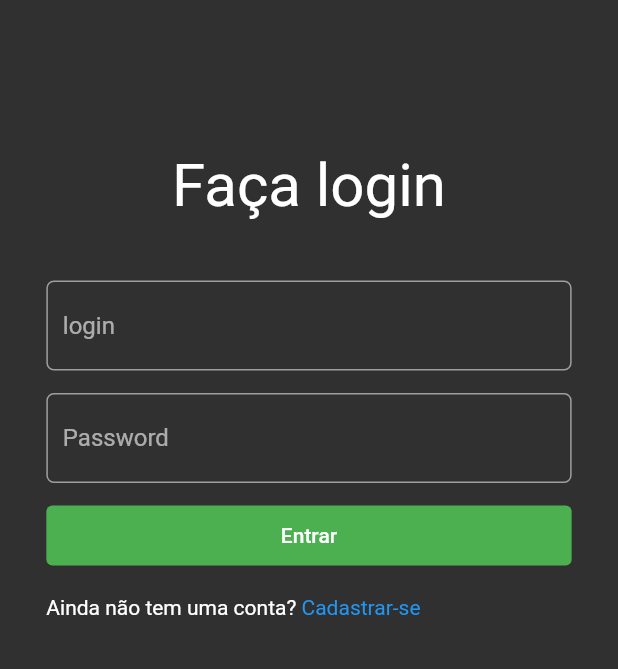
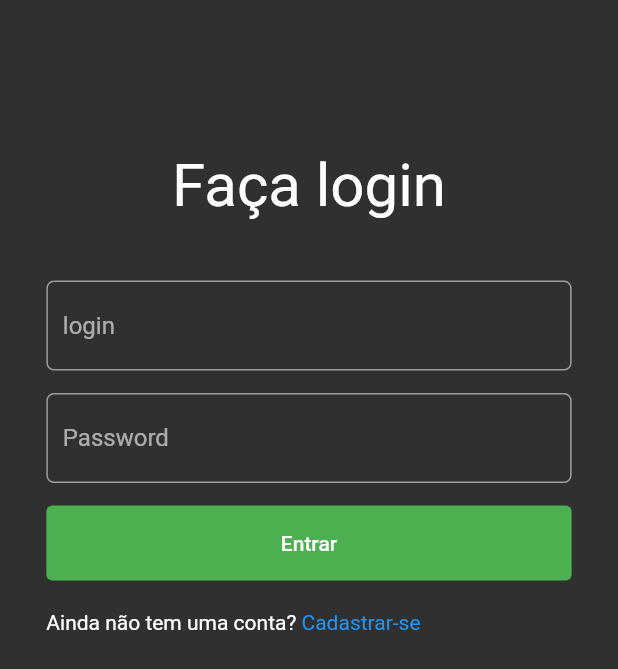
Before and after one commit to yago1404/todo-app, a Flutter app: the screen it shows after launch, on a phone screen of 412 x 824 dp. Shown: the top 669 px of the screen. Run offline on Flutter 3.47's test engine with Material 2 defaults, Android fonts, the phone set to English and light mode, and no system bars; missing offline and left inert: universal_html; accounts and stored records are empty.

Commit message:
refatorando código

```diff
--- a/lib/screens/home_page/home_page.dart
+++ b/lib/screens/home_page/home_page.dart
@@ -2,7 +2,6 @@ import 'dart:async';
 
 import 'package:flutter/material.dart';
 import 'package:todo/commons/consts.dart';
-import 'package:todo/commons/database_test.dart';
 import 'package:todo/models/task/task.dart';
 import 'package:todo/screens/home_page/widgets/card_list_view.dart';
 import 'package:todo/screens/widget/confirm_message.dart';
--- a/lib/screens/home_page/widgets/card_list_view.dart
+++ b/lib/screens/home_page/widgets/card_list_view.dart
@@ -17,8 +17,7 @@ class _CardListViewState extends State<CardListView> {
   @override
   Widget build(BuildContext context) {
     return Container(
-      margin:
-      EdgeInsets.only(top: MediaQuery.of(context).size.height * .15),
+      margin: EdgeInsets.only(top: MediaQuery.of(context).size.height * .15),
       child: Scrollbar(
         isAlwaysShown: kIsWeb,
         child: ListView.builder(
--- a/lib/screens/login/login_page.dart
+++ b/lib/screens/login/login_page.dart
@@ -100,7 +100,7 @@ class LoginPage extends StatelessWidget {
                       borderRadius: BorderRadius.circular(5),
                     ),
                     width: screenWidthAdapter,
-                    height: 40,
+                    height: 50,
                     child: TextButton(
                       onPressed: () {
                         _login(context);
```
